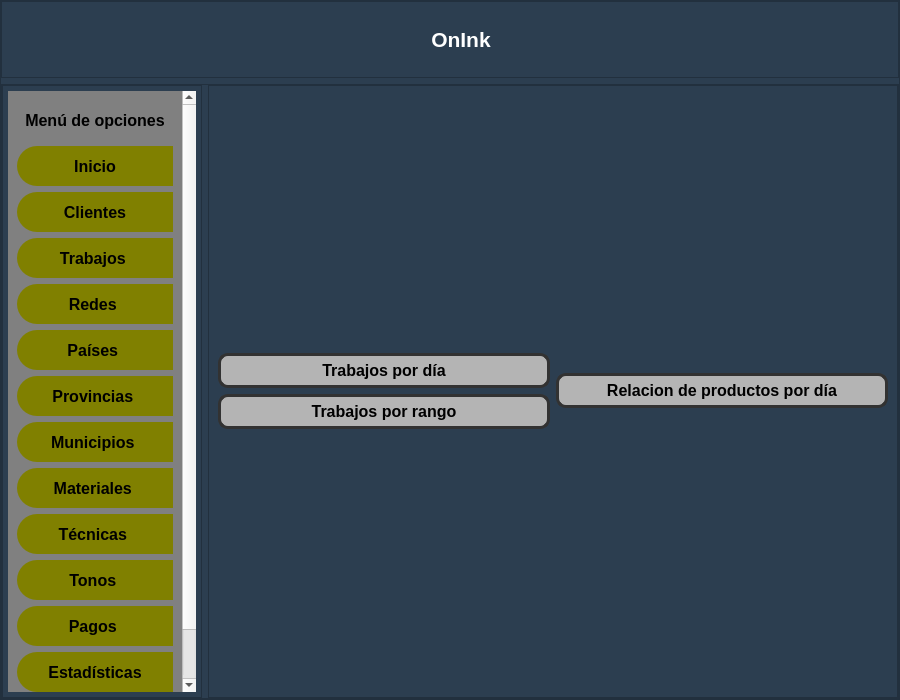
The window that views/main_window.ui (STITCH9911/onink) describes before a commit, drawn with Qt 5.
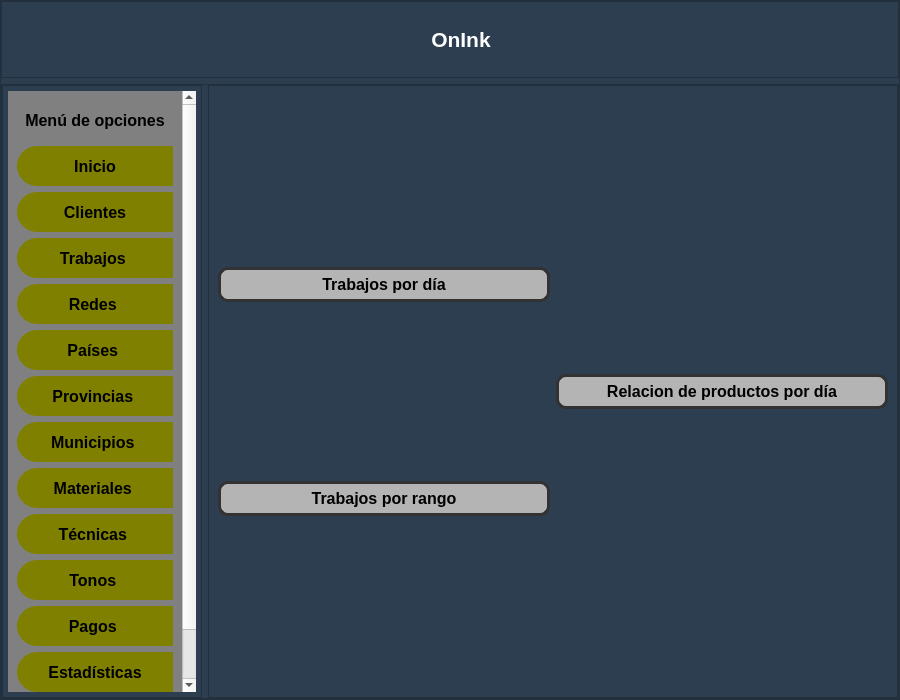
The same window after the commit. Icons and pictures are not drawn.

```diff
--- a/views/main_window.ui
+++ b/views/main_window.ui
@@ -1028,6 +1028,19 @@
                   <layout class="QHBoxLayout" name="horizontalLayout_20">
                    <item>
                     <layout class="QVBoxLayout" name="verticalLayout_10">
+                     <item>
+                      <spacer name="verticalSpacer_9">
+                       <property name="orientation">
+                        <enum>Qt::Vertical</enum>
+                       </property>
+                       <property name="sizeHint" stdset="0">
+                        <size>
+                         <width>20</width>
+                         <height>40</height>
+                        </size>
+                       </property>
+                      </spacer>
+                     </item>
                      <item>
                       <widget class="QPushButton" name="bt_stats_day">
                        <property name="cursor">
@@ -1038,6 +1051,19 @@
                        </property>
                       </widget>
                      </item>
+                     <item>
+                      <spacer name="verticalSpacer_8">
+                       <property name="orientation">
+                        <enum>Qt::Vertical</enum>
+                       </property>
+                       <property name="sizeHint" stdset="0">
+                        <size>
+                         <width>20</width>
+                         <height>40</height>
+                        </size>
+                       </property>
+                      </spacer>
+                     </item>
                      <item>
                       <widget class="QPushButton" name="bt_stats_rango">
                        <property name="cursor">
@@ -1048,6 +1074,19 @@
                        </property>
                       </widget>
                      </item>
+                     <item>
+                      <spacer name="verticalSpacer_10">
+                       <property name="orientation">
+                        <enum>Qt::Vertical</enum>
+                       </property>
+                       <property name="sizeHint" stdset="0">
+                        <size>
+                         <width>20</width>
+                         <height>40</height>
+                        </size>
+                       </property>
+                      </spacer>
+                     </item>
                     </layout>
                    </item>
                    <item>
```
Left out of the diff: 6 changed lines with no effect on the pictures.
